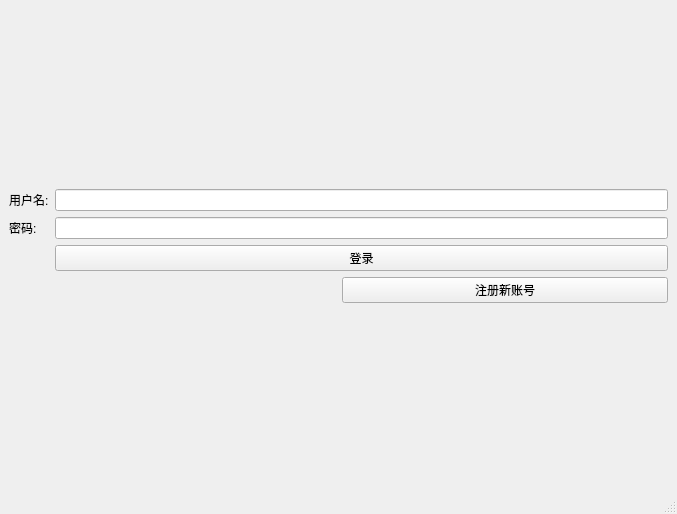
First picture: the form in mainwindow.ui, repository SunJianBai/patient-client, before the edit.
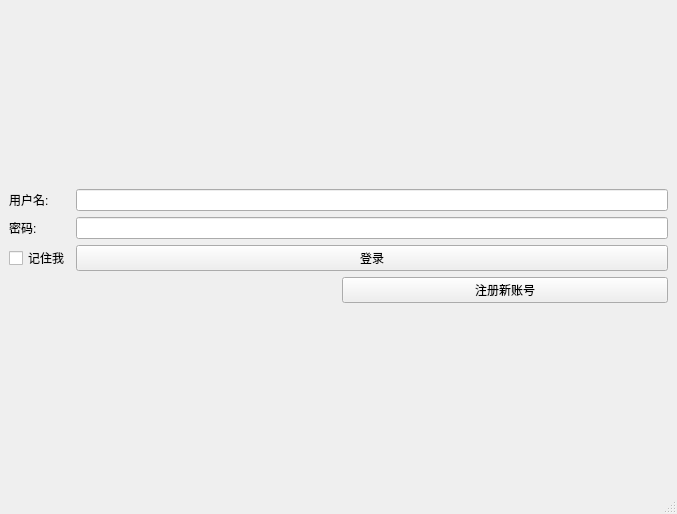
Second picture: the form after the edit.

```diff
--- a/mainwindow.ui
+++ b/mainwindow.ui
@@ -53,6 +53,13 @@
           </property>
          </widget>
         </item>
+        <item row="2" column="0">
+         <widget class="QCheckBox" name="rememberCheckBox">
+          <property name="text">
+           <string>记住我</string>
+          </property>
+         </widget>
+        </item>
        </layout>
       </item>
      </layout>
```
